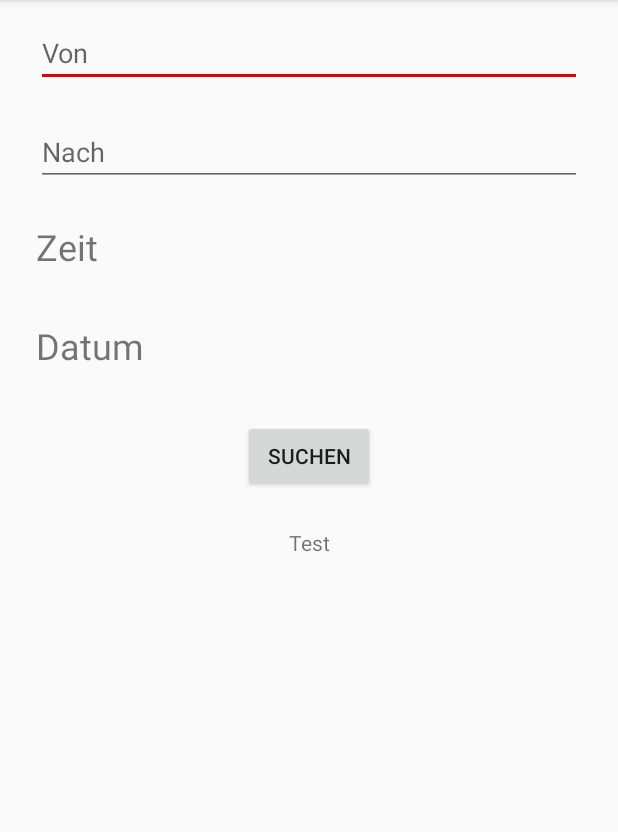
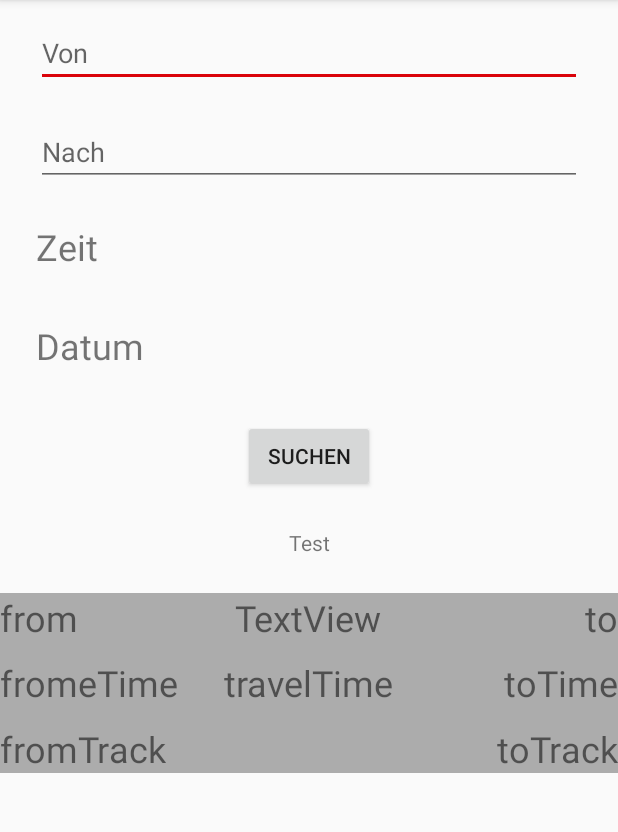
Before and after one commit to PanikSchale2001/TravelSwiss, an Android app: the screen it shows after launch (MainActivity), on a phone screen of 412 x 824 dp, the part 84-916 px from its top. Run offline under Robolectric (Android 15) with nearby library versions, the phone set to English and light mode, and no system bars.

Commit message:
added ListView

```diff
--- a/app/src/main/res/layout/activity_main.xml
+++ b/app/src/main/res/layout/activity_main.xml
@@ -87,4 +87,25 @@
         app:layout_constraintTop_toBottomOf="@+id/textTime" />
 
 
+    <ListView
+        android:id="@+id/listview"
+        android:layout_width="wrap_content"
+        android:layout_height="150dp"
+        android:layout_marginTop="24dp"
+        app:layout_constraintEnd_toEndOf="parent"
+        app:layout_constraintHorizontal_bias="0.0"
+        app:layout_constraintStart_toStartOf="parent"
+        app:layout_constraintTop_toBottomOf="@+id/connectionFragment"
+        tools:ignore="MissingConstraints" />
+
+    <fragment
+        android:id="@+id/connectionFragment"
+        android:name="ninja.jfr.travelswiss.ConnectionFragment"
+        android:layout_width="match_parent"
+        android:layout_height="120dp"
+        android:layout_marginTop="24dp"
+        app:layout_constraintEnd_toEndOf="parent"
+        app:layout_constraintStart_toStartOf="parent"
+        app:layout_constraintTop_toBottomOf="@+id/testText" />
+
 </androidx.constraintlayout.widget.ConstraintLayout>
--- a/app/src/main/res/layout/fragment_connection.xml
+++ b/app/src/main/res/layout/fragment_connection.xml
@@ -2,7 +2,8 @@
 <FrameLayout xmlns:android="http://schemas.android.com/apk/res/android"
     xmlns:tools="http://schemas.android.com/tools"
     android:layout_width="match_parent"
-    android:layout_height="match_parent"
+    android:layout_height="120dp"
+    android:background="#ACACAC"
     tools:context=".ConnectionFragment">
 
 
@@ -11,54 +12,63 @@
         android:layout_width="wrap_content"
         android:layout_height="wrap_content"
         android:layout_gravity="top|left"
-        android:text="from" />
+        android:text="from"
+        android:textSize="24sp" />
+
     <TextView
         android:id="@+id/textView4"
         android:layout_width="wrap_content"
         android:layout_height="wrap_content"
         android:layout_gravity="top|center"
-        android:text="TextView" />
+        android:text="TextView"
+        android:textSize="24sp" />
 
     <TextView
         android:id="@+id/to"
         android:layout_width="wrap_content"
         android:layout_height="wrap_content"
         android:layout_gravity="top|right"
-        android:text="to" />
+        android:text="to"
+        android:textSize="24sp" />
 
     <TextView
         android:id="@+id/fromTime"
         android:layout_width="wrap_content"
         android:layout_height="wrap_content"
         android:layout_gravity="center|left"
-        android:text="fromeTime" />
+        android:text="fromeTime"
+        android:textSize="24sp" />
 
     <TextView
         android:id="@+id/travelTime"
         android:layout_width="wrap_content"
         android:layout_height="wrap_content"
         android:layout_gravity="center|center"
-        android:text="travelTime" />
+        android:text="travelTime"
+        android:textSize="24sp" />
 
     <TextView
         android:id="@+id/toTime"
         android:layout_width="wrap_content"
         android:layout_height="wrap_content"
         android:layout_gravity="center|right"
-        android:text="toTime" />
+        android:text="toTime"
+        android:textSize="24sp" />
 
     <TextView
         android:id="@+id/fromTrack"
         android:layout_width="wrap_content"
         android:layout_height="wrap_content"
         android:layout_gravity="bottom|left"
-        android:text="fromTrack" />
+        android:text="fromTrack"
+        android:textSize="24sp" />
 
     <TextView
         android:id="@+id/toTrack"
         android:layout_width="wrap_content"
         android:layout_height="wrap_content"
         android:layout_gravity="bottom|right"
-        android:text="toTrack" />
+        android:text="toTrack"
+        android:textSize="24sp" />
 
 </FrameLayout>
```
Also changed, not shown: app/src/main/java/ninja/jfr/travelswiss/MainActivity.java (+72 -1 lines).
